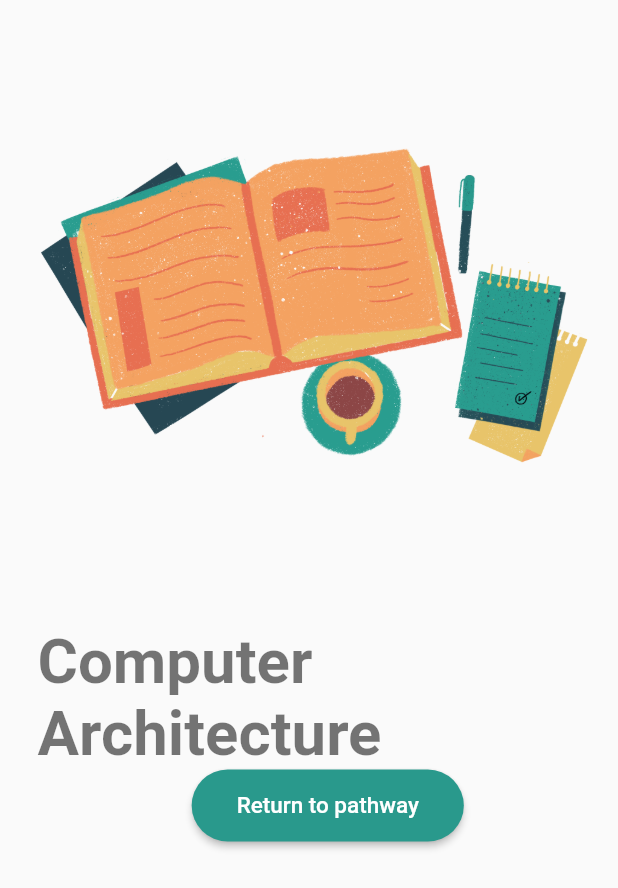
After one commit to dscnsec/noted-App, a Flutter app: the HomePage screen opened directly, after a tap on "Computer Architecture", on a phone screen of 412 x 824 dp. The commit adds this screen. Shown: the top 888 px of the screen. Run offline on Flutter 3.47's test engine with Material 2 defaults, Android fonts, the phone set to English and light mode, and no system bars; our stand-ins replace font_awesome_flutter, page_transition, slider_button, timeline_tile; Roboto replaces fonts that are missing (Opensans).

Commit message:
Note Page added

```diff
--- a/lib/home_page.dart
+++ b/lib/home_page.dart
@@ -4,6 +4,7 @@ import 'package:flutter/material.dart';
 import 'package:page_transition/page_transition.dart';
 import 'package:font_awesome_flutter/font_awesome_flutter.dart';
 import './syllabusPage.dart';
+import './notePage.dart';
 
 class HomePage extends StatefulWidget {
   @override
@@ -286,7 +287,14 @@ class CourseCard extends StatelessWidget {
   CourseCard(this.imgPath, this.courseName, this.teacher);
   @override
   Widget build(BuildContext context) {
-    return Padding(
+    return InkWell(
+      onTap:(){
+          Navigator.push(
+    context,
+    MaterialPageRoute(builder: (context) => NotePage(imgPath,courseName)),
+  );
+      },
+          child: Padding(
         padding: EdgeInsets.all(15.0),
         child: Container(
           decoration: BoxDecoration(
@@ -350,6 +358,7 @@ class CourseCard extends StatelessWidget {
             ),
           ),
         ),
+      ),
     );
   }
 }
--- /dev/null
+++ b/lib/notePage.dart
@@ -0,0 +1,79 @@
+import 'package:flutter/material.dart';
+import './home_page.dart';
+
+class NotePage extends StatefulWidget {
+  final String subjName;
+  final String imgPath;
+
+  const NotePage(this.imgPath, this.subjName);
+  @override
+  _NotePageState createState() => _NotePageState();
+}
+
+class _NotePageState extends State<NotePage> {
+  @override
+  Widget build(BuildContext context) {
+    String imagePath = widget.imgPath;
+    return Scaffold(
+      body: ListView(
+        children: <Widget>[
+          Container(
+            height: MediaQuery.of(context).size.height * 0.5,
+            width: MediaQuery.of(context).size.width,
+            decoration: BoxDecoration(
+                borderRadius: BorderRadius.only(
+                    bottomLeft: Radius.circular(35.0),
+                    bottomRight: Radius.circular(35.0)),
+                image: DecorationImage(
+                    image: AssetImage("images/Book.png"), fit: BoxFit.cover)),
+          ),
+          Align(
+            alignment: Alignment.centerLeft,
+            child: Padding(
+              padding: EdgeInsets.only(left: 25.0, top: 5.0),
+              child: Column(
+                children: <Widget>[
+                  Text(
+                    widget.subjName,
+                    style: TextStyle(
+                        fontFamily: 'Opensans',
+                        fontSize: MediaQuery.of(context).size.width * 0.1,
+                        fontWeight: FontWeight.bold,
+                        color: Colors.black54),
+                  ),
+                  //Content will come down here
+                  // Padding(
+                  //   padding: EdgeInsets.only(right: 15.0),
+                  //   child: Align(
+                  //     alignment: Alignment.centerLeft,
+                  //     child: Text(
+                  //       '''''',
+                  //       textAlign: TextAlign.left,
+                  //     ),
+                  //   ),
+                  // ),
+                  RaisedButton(
+                      padding: EdgeInsets.symmetric(
+                          horizontal: 30.0, vertical: 15.0),
+                      color: Color(0xFF29998C),
+                      child: Text(
+                        "Return to pathway",
+                        style: TextStyle(fontSize: 15.0, color: Colors.white),
+                      ),
+                      onPressed: () {
+                        Navigator.push(
+                          context,
+                          MaterialPageRoute(builder: (context) => HomePage()),
+                        );
+                      },
+                      shape: RoundedRectangleBorder(
+                          borderRadius: new BorderRadius.circular(30.0)))
+                ],
+              ),
+            ),
+          ),
+        ],
+      ),
+    );
+  }
+}
```
Lines whose indentation alone changed are shown as unchanged.
